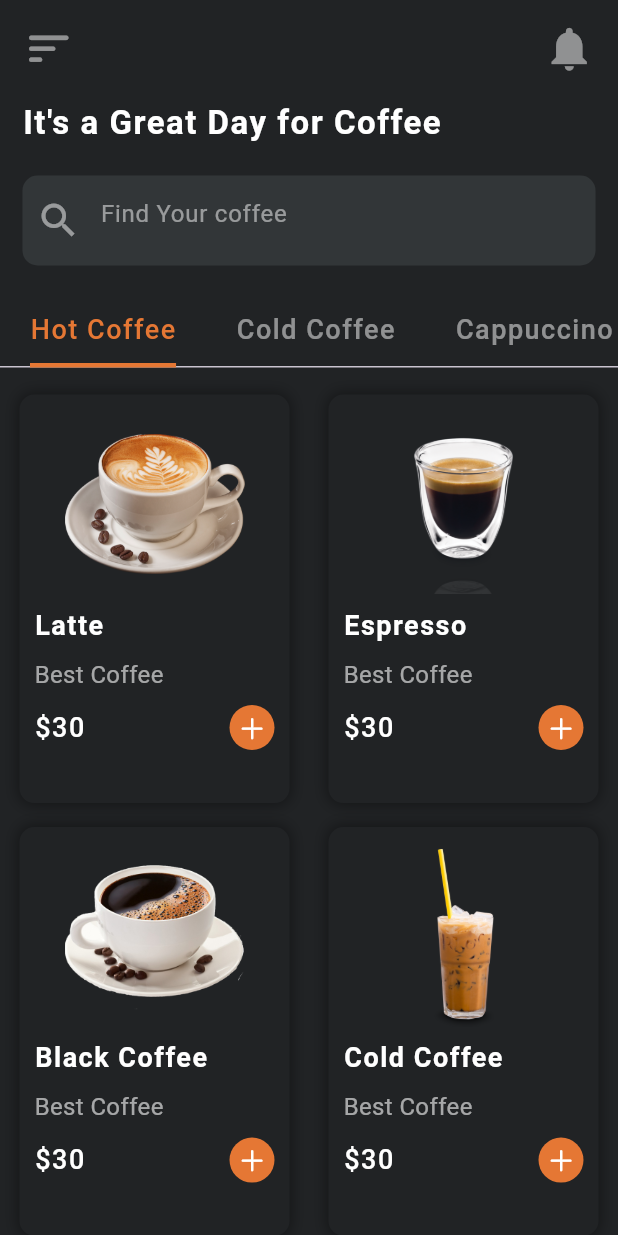
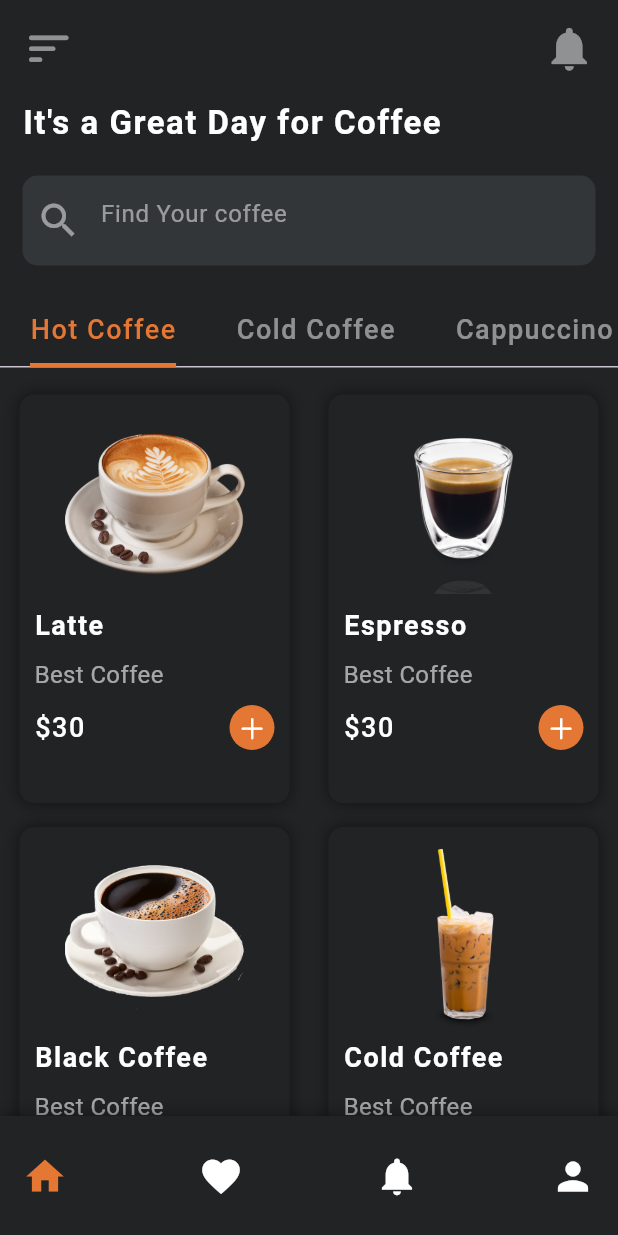
Before and after one commit to ali72-20/cafa_app, a Flutter app: the HomeScreen screen opened by its route, on a phone screen of 412 x 824 dp. Run offline on Flutter 3.47's test engine with Material 3 defaults, Android fonts, the phone set to English and light mode, and no system bars; our stand-ins replace go_router, google_fonts, lottie.

```diff
--- a/lib/core/app_router.dart
+++ b/lib/core/app_router.dart
@@ -1,10 +1,12 @@
 import 'package:cafa_app/feature/home_screen/presentation_layer/home_screen.dart';
+import 'package:cafa_app/feature/single_item/presentation_layer/single_item_screen.dart';
 import 'package:cafa_app/feature/welcome_screen/presentation_layer/welcome_screen.dart';
 import 'package:go_router/go_router.dart';
 abstract class AppRouter{
 
   static String welcomeScreen = '/';
   static String homeScreen = '/home';
+  static String singleItemScreen = '/singleItemScreen';
 
   static final router = GoRouter(
      routes:[
@@ -15,6 +17,10 @@ abstract class AppRouter{
        GoRoute(
            path: homeScreen,
            builder: (context,state) => const HomeScreen()
+       ),
+       GoRoute(
+           path: singleItemScreen,
+           builder: (context,state) => const SingleItemScreen()
        )
     ]
   );
--- a/lib/core/colors.dart
+++ b/lib/core/colors.dart
@@ -1,5 +1,6 @@
 import 'dart:ui';
 
 const Color kPrimaryColor = Color(0xff212325);
-const Color tabColor = Color(0xffE57734);
+const Color selectedColor = Color(0xffE57734);
 const Color searchViewColor = Color.fromARGB(255,50,54,56);
+const Color containerColor = Color(0xff212325);
--- a/lib/feature/home_screen/presentation_layer/widgets/coffee_items.dart
+++ b/lib/feature/home_screen/presentation_layer/widgets/coffee_items.dart
@@ -1,4 +1,5 @@
 import 'package:cafa_app/core/Style.dart';
+import 'package:cafa_app/core/colors.dart';
 import 'package:flutter/cupertino.dart';
 import 'package:flutter/material.dart';
 import 'package:flutter/painting.dart';
@@ -27,7 +28,7 @@ class CoffeeItems extends StatelessWidget {
             margin: const EdgeInsets.symmetric(vertical: 8, horizontal: 13),
             decoration: BoxDecoration(
                 borderRadius: BorderRadius.circular(10),
-                color: const Color(0xff212325),
+                color: containerColor,
                 boxShadow: [
                   BoxShadow(
                       color: Colors.black.withOpacity(0.4),
--- /dev/null
+++ b/lib/feature/home_screen/presentation_layer/widgets/home_bottom_navigation_bar.dart
@@ -0,0 +1,35 @@
+
+import 'package:flutter/material.dart';
+
+import '../../../../core/colors.dart';
+
+class HomeBottomNavigationBar extends StatelessWidget {
+  const HomeBottomNavigationBar({super.key});
+
+  @override
+  Widget build(BuildContext context) {
+    return Container(
+      padding: const EdgeInsets.symmetric(horizontal: 15),
+      height: 80,
+      decoration:  BoxDecoration(
+        color: containerColor,
+        boxShadow: [
+          BoxShadow(
+            color: Colors.black.withOpacity(.4),
+            spreadRadius: 1,
+            blurRadius: 8
+          )
+        ]
+      ),
+      child: const Row(
+        mainAxisAlignment: MainAxisAlignment.spaceBetween,
+        children: [
+          Icon(Icons.home, color: selectedColor, size: 30,),
+          Icon(Icons.favorite, color: Colors.white, size: 30,),
+          Icon(Icons.notifications, color: Colors.white, size: 30,),
+          Icon(Icons.person, color: Colors.white, size: 30,),
+        ],
+      ),
+    );
+  }
+}
--- a/lib/feature/home_screen/presentation_layer/widgets/home_screen_body.dart
+++ b/lib/feature/home_screen/presentation_layer/widgets/home_screen_body.dart
@@ -1,5 +1,6 @@
 import 'package:cafa_app/core/Style.dart';
 import 'package:cafa_app/feature/home_screen/presentation_layer/widgets/custom_icon.dart';
+import 'package:cafa_app/feature/home_screen/presentation_layer/widgets/home_bottom_navigation_bar.dart';
 import 'package:cafa_app/feature/home_screen/presentation_layer/widgets/home_tab_bar.dart';
 import 'package:cafa_app/feature/home_screen/presentation_layer/widgets/search_view.dart';
 import 'package:flutter/material.dart';
@@ -56,6 +57,7 @@ class _HomeScreenBodyState extends State<HomeScreenBody>
           ),
         ),
       ),
+      bottomNavigationBar: const HomeBottomNavigationBar()
     );
   }
 }
--- a/lib/feature/home_screen/presentation_layer/widgets/home_tab_bar.dart
+++ b/lib/feature/home_screen/presentation_layer/widgets/home_tab_bar.dart
@@ -42,12 +42,12 @@ class _HomeTabBarState extends State<HomeTabBar> with SingleTickerProviderStateM
           controller: _tabController,
           isScrollable: true,
           unselectedLabelColor: Colors.white.withOpacity(.5),
-          labelColor: tabColor,
+          labelColor: selectedColor,
           tabAlignment: TabAlignment.start,
           indicator: const UnderlineTabIndicator(
               borderSide: BorderSide(
                   width: 3,
-                  color: tabColor
+                  color: selectedColor
               )
           ),
           labelStyle: Style.style18.copyWith(fontWeight: FontWeight.w500),
--- /dev/null
+++ b/lib/feature/single_item/presentation_layer/single_item_screen.dart
@@ -0,0 +1,10 @@
+import 'package:flutter/cupertino.dart';
+
+class SingleItemScreen extends StatelessWidget {
+  const SingleItemScreen({super.key});
+
+  @override
+  Widget build(BuildContext context) {
+    return const Placeholder();
+  }
+}
```
